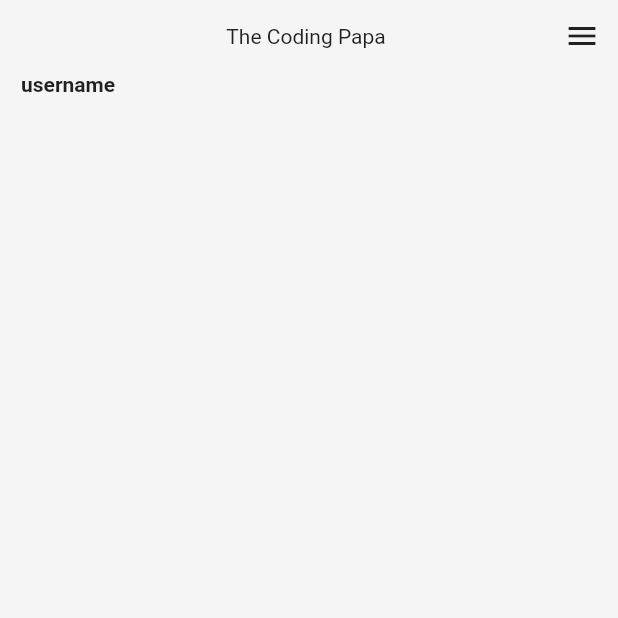
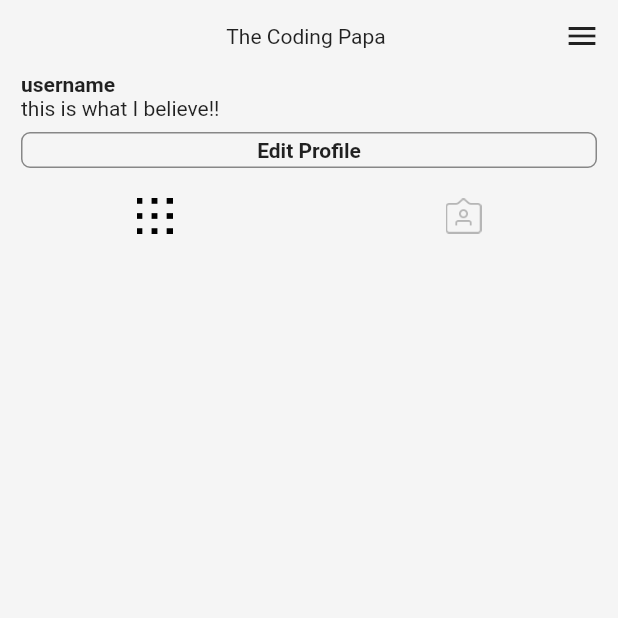
Before and after one commit to thecodingpapa/Flutter-instagram-clone-master-course, a Flutter app: the ProfileScreen screen opened directly, on a phone screen of 412 x 824 dp, the top half of it. Run offline on Flutter 3.47's test engine with Material 2 defaults, Android fonts, the phone set to English and light mode, and no system bars; our stand-ins replace cached_network_image; network calls fail.

Commit message:
25 custom selection button

```diff
--- a/lib/screens/profile_screen.dart
+++ b/lib/screens/profile_screen.dart
@@ -1,6 +1,6 @@
 import 'package:flutter/cupertino.dart';
 import 'package:flutter/material.dart';
-import 'package:instagramtworecord/constants/common_size.dart';
+import 'package:instagramtworecord/widgets/profile_body.dart';
 
 class ProfileScreen extends StatelessWidget {
   @override
@@ -12,19 +12,9 @@ class ProfileScreen extends StatelessWidget {
           crossAxisAlignment: CrossAxisAlignment.start,
           children: <Widget>[
             _appbar(),
-            _username(),
+            ProfileBody(),
           ],
         ),
-      ),
-    );
-  }
-
-  Widget _username() {
-    return Padding(
-      padding: const EdgeInsets.symmetric(horizontal: common_gap),
-      child: Text(
-        'username',
-        style: TextStyle(fontWeight: FontWeight.bold),
       ),
     );
   }
--- /dev/null
+++ b/lib/widgets/profile_body.dart
@@ -0,0 +1,99 @@
+import 'package:flutter/material.dart';
+import 'package:instagramtworecord/constants/common_size.dart';
+
+class ProfileBody extends StatefulWidget {
+  @override
+  _ProfileBodyState createState() => _ProfileBodyState();
+}
+
+class _ProfileBodyState extends State<ProfileBody> {
+  bool selectedLeft = true;
+
+  @override
+  Widget build(BuildContext context) {
+    return Expanded(
+      child: CustomScrollView(
+        slivers: <Widget>[
+          SliverList(
+            delegate: SliverChildListDelegate([
+              _username(),
+              _userBio(),
+              _editProfileBtn(),
+              Row(
+                children: <Widget>[
+                  Expanded(
+                    child: IconButton(
+                      icon: ImageIcon(
+                        AssetImage('assets/images/grid.png'),
+                        color: selectedLeft ? Colors.black : Colors.black26,
+                      ),
+                      onPressed: () {
+                        setState(() {
+                          selectedLeft = true;
+                        });
+                      },
+                    ),
+                  ),
+                  Expanded(
+                    child: IconButton(
+                      icon: ImageIcon(
+                        AssetImage('assets/images/saved.png'),
+                        color: selectedLeft ? Colors.black26 : Colors.black,
+                      ),
+                      onPressed: () {
+                        setState(() {
+                          selectedLeft = false;
+                        });
+                      },
+                    ),
+                  ),
+                ],
+              )
+            ]),
+          ),
+        ],
+      ),
+    );
+  }
+
+  Padding _editProfileBtn() {
+    return Padding(
+      padding: const EdgeInsets.symmetric(
+          horizontal: common_gap, vertical: common_xxs_gap),
+      child: SizedBox(
+        height: 24,
+        child: OutlineButton(
+          onPressed: () {},
+          borderSide: BorderSide(color: Colors.black45),
+          shape: RoundedRectangleBorder(
+            borderRadius: BorderRadius.circular(6),
+          ),
+          child: Text(
+            'Edit Profile',
+            style: TextStyle(fontWeight: FontWeight.bold),
+          ),
+        ),
+      ),
+    );
+  }
+
+  Widget _username() {
+    return Padding(
+      padding: const EdgeInsets.symmetric(horizontal: common_gap),
+      child: Text(
+        'username',
+        style: TextStyle(fontWeight: FontWeight.bold),
+      ),
+    );
+  }
+
+  Widget _userBio() {
+    return Padding(
+      padding: const EdgeInsets.symmetric(horizontal: common_gap),
+      child: Text(
+        'this is what I believe!!',
+        style: TextStyle(fontWeight: FontWeight.w400),
+      ),
+    );
+  }
+}
```
